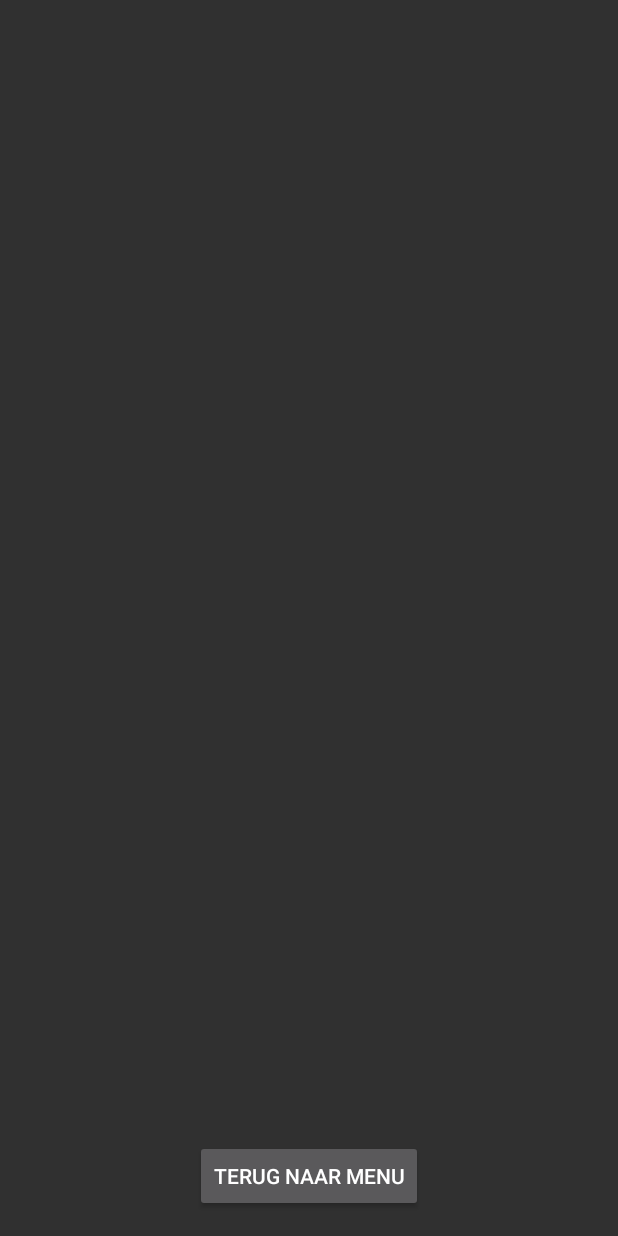
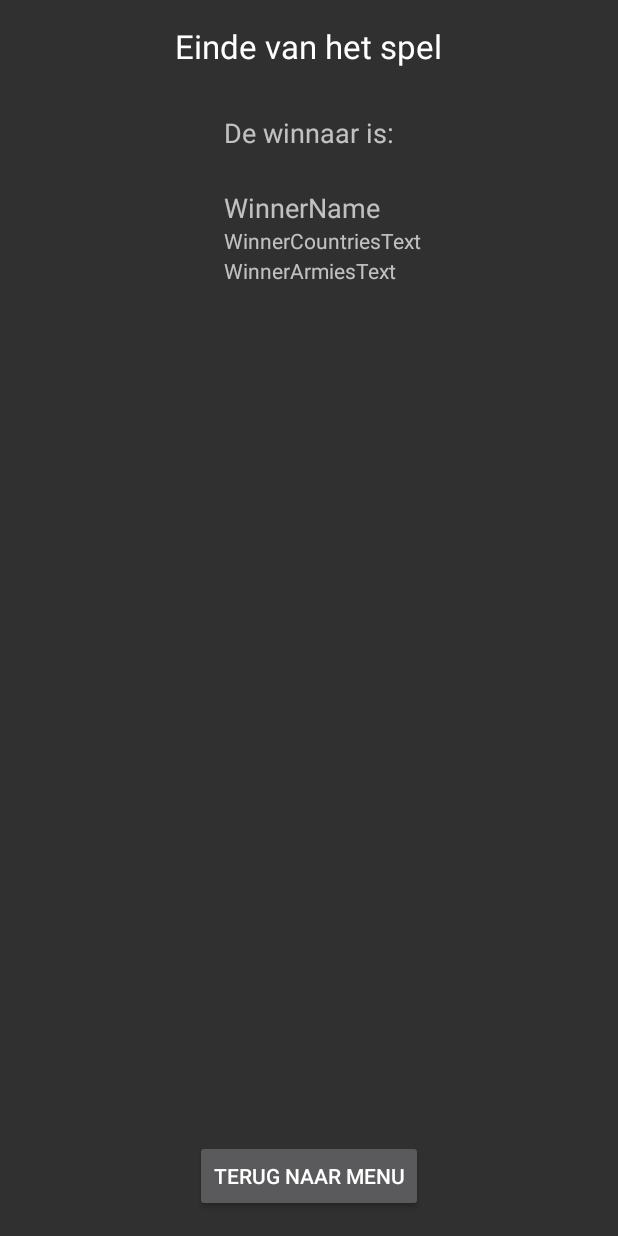
Before and after one commit to henricozondag/RiskElite, an Android app: the GameResult screen opened directly, with no data from a screen before it, on a phone screen of 412 x 824 dp. Run offline under Robolectric (Android 15) with nearby library versions, the phone set to English and light mode, and no system bars; 1 statement that could not run was skipped.

Commit message:
Begin van tonen statistics in endgame

```diff
--- a/app/src/main/java/mamahetogames/riskelite/GameResult.java
+++ b/app/src/main/java/mamahetogames/riskelite/GameResult.java
@@ -1,11 +1,13 @@
 package mamahetogames.riskelite;
 
 import android.content.Intent;
+import android.database.Cursor;
 import android.support.v7.app.AppCompatActivity;
 import android.os.Bundle;
 import android.util.Log;
 import android.view.View;
 import android.widget.Button;
+import android.widget.TextView;
 
 public class GameResult extends AppCompatActivity implements View.OnClickListener  {
 
@@ -17,6 +19,8 @@ public class GameResult extends AppCompatActivity implements View.OnClickListene
         super.onCreate(savedInstanceState);
         setContentView(R.layout.activity_game_result);
 
+
+        //Wat willen we: 4 statistieken voor alle spelers Armies en Countries won/lost
         Log.i("gameResult","onCreate, woohoo");
 
         //actieve game ophalen
@@ -24,6 +28,14 @@ public class GameResult extends AppCompatActivity implements View.OnClickListene
 
         //spel beeindigen
         db.endGame(gameID);
+
+        //Speler_name ophalen die aan de beurt is, en deze tonen op het scherm
+        Cursor statistics = db.getStatistics(gameID);
+
+        //Ff winnaar uit cursor halen om te zien of die het doet
+        statistics.moveToFirst();
+        TextView textViewWinnerName = (TextView) this.findViewById(R.id.textViewWinnerName);
+        textViewWinnerName.setText(statistics.getString(1));
 
         Button buttonMenu = (Button) findViewById(R.id.buttonMenu);
         buttonMenu.setOnClickListener(this);
--- a/app/src/main/java/mamahetogames/riskelite/MoveActionResult.java
+++ b/app/src/main/java/mamahetogames/riskelite/MoveActionResult.java
@@ -123,7 +123,7 @@ public class MoveActionResult extends AppCompatActivity implements AdapterView.O
                     // Als er een winnaar is op basis van het verover van de wereld dan:
                     i = new Intent(this, GameResult.class);
                     i.setFlags(Intent.FLAG_ACTIVITY_NEW_TASK | Intent.FLAG_ACTIVITY_CLEAR_TASK);
-                    db.setPlayerStatus(gameID, "finished");
+                    db.setPlayerStatus(gameID, "winner");
                     startActivity(i);
                 } else if (db.countCards(Integer.parseInt(db.currentPlayer(gameID,"ID"))) > 4) {
                     // Als een speler op basis van de laatste aanval op meer dan 5 kaarten is gekomen dan:
--- a/app/src/main/java/mamahetogames/riskelite/MyDBHandler.java
+++ b/app/src/main/java/mamahetogames/riskelite/MyDBHandler.java
@@ -970,4 +970,16 @@ class MyDBHandler extends SQLiteOpenHelper {
 
         //Nog andere dingen uitvoeren, highscores bijwerken bijvoorbeeld?
     }
+
+    public Cursor getStatistics(int game_id) {
+
+        SQLiteDatabase db = this.getWritableDatabase();
+
+        String query =  " select " + COLUMN_ID + ", " + COLUMN_NAME + ", " + COLUMN_STATUS + ", " + COLUMN_ARMIES_WON  + ", " + COLUMN_ARMIES_LOST  + ", " + COLUMN_COUNTRIES_WON  + ", " + COLUMN_COUNTRIES_LOST +
+                        " from  " + TABLE_PLAYER +
+                        " where " + COLUMN_GAME_ID + " = " + game_id +
+                        " order by " + COLUMN_STATUS + " desc";
+        Log.i("QueryStatistics",query);
+        return db.rawQuery(query, null);
+    }
 }
--- a/app/src/main/res/layout/activity_game_result.xml
+++ b/app/src/main/res/layout/activity_game_result.xml
@@ -16,4 +16,60 @@
         android:id="@+id/buttonMenu"
         android:layout_alignParentBottom="true"
         android:layout_centerHorizontal="true" />
+
+    <TextView
+        android:layout_width="wrap_content"
+        android:layout_height="wrap_content"
+        android:textAppearance="?android:attr/textAppearanceLarge"
+        android:text="Einde van het spel"
+        android:id="@+id/textViewEndGame"
+        android:layout_alignParentTop="true"
+        android:layout_centerHorizontal="true" />
+
+    <TextView
+        android:layout_width="wrap_content"
+        android:layout_height="wrap_content"
+        android:textAppearance="?android:attr/textAppearanceMedium"
+        android:text="De winnaar is:"
+        android:id="@+id/textViewWinner"
+        android:layout_marginTop="60dp"
+        android:layout_centerHorizontal="true" />
+
+    <ImageView
+        android:layout_width="70dp"
+        android:layout_height="70dp"
+        android:id="@+id/imageWinner"
+        android:layout_marginTop="75dp"
+        android:layout_below="@+id/textViewEndGame"
+        android:layout_toStartOf="@+id/textViewWinner" />
+
+    <TextView
+        android:layout_width="wrap_content"
+        android:layout_height="wrap_content"
+        android:textAppearance="?android:attr/textAppearanceMedium"
+        android:text="WinnerName"
+        android:id="@+id/textViewWinnerName"
+        android:layout_alignTop="@+id/imageWinner"
+        android:layout_marginTop="5dp"
+        android:layout_toEndOf="@+id/imageWinner" />
+
+    <TextView
+        android:layout_width="wrap_content"
+        android:layout_height="wrap_content"
+        android:textAppearance="?android:attr/textAppearanceSmall"
+        android:text="WinnerCountriesText"
+        android:id="@+id/textViewWinnerCountries"
+        android:layout_alignTop="@+id/imageWinner"
+        android:layout_marginTop="30dp"
+        android:layout_toEndOf="@+id/imageWinner" />
+
+    <TextView
+        android:layout_width="wrap_content"
+        android:layout_height="wrap_content"
+        android:textAppearance="?android:attr/textAppearanceSmall"
+        android:text="WinnerArmiesText"
+        android:id="@+id/textViewWinnerArmies"
+        android:layout_alignTop="@+id/imageWinner"
+        android:layout_marginTop="50dp"
+        android:layout_toEndOf="@+id/imageWinner" />
 </RelativeLayout>
```
